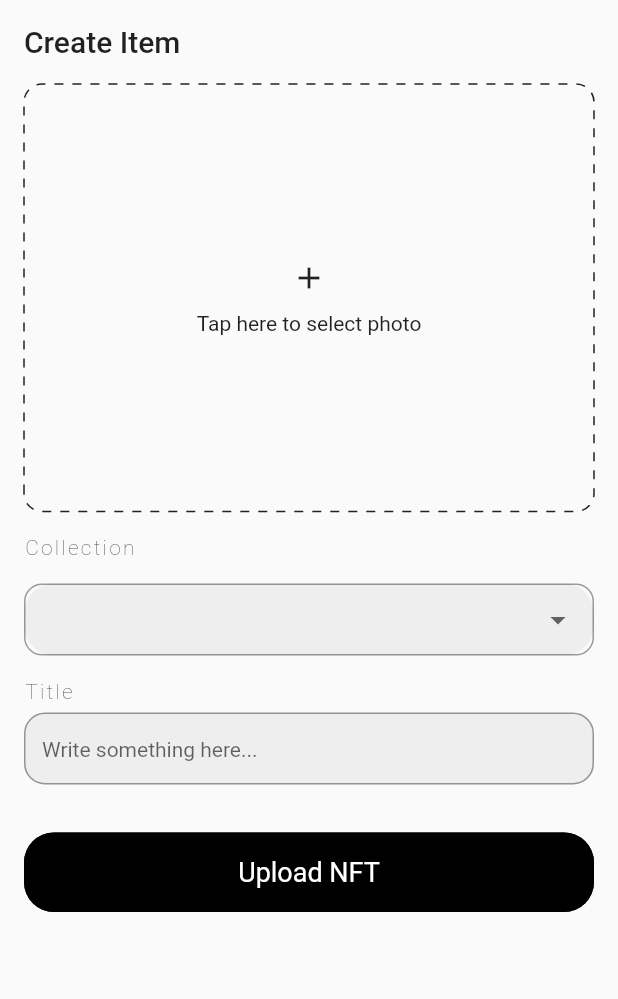
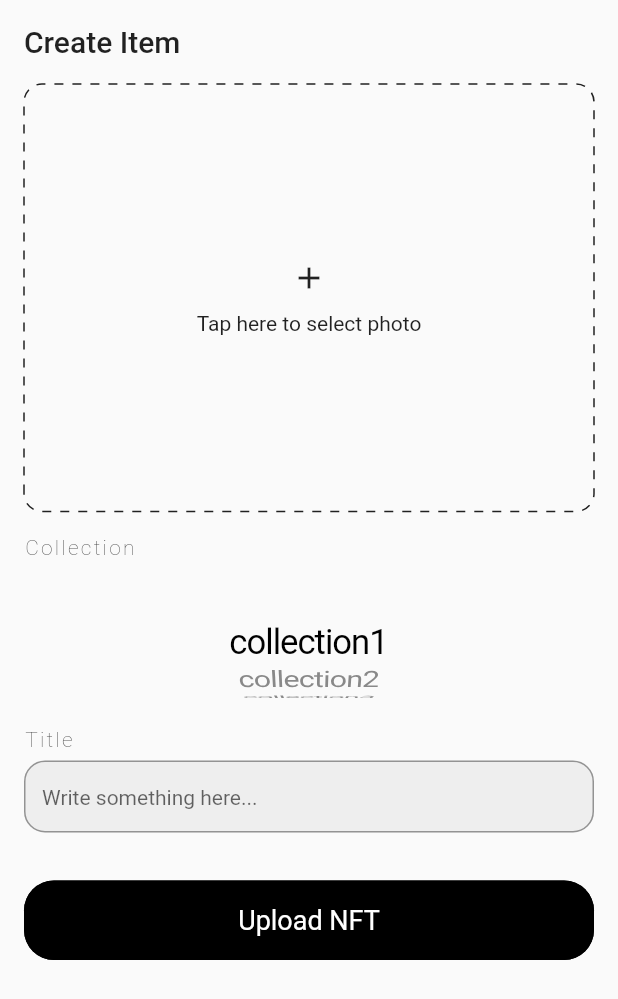
Before and after one commit to askabdulhaseeb/airon-user, a Flutter app: the UploadScreen screen opened directly, on a phone screen of 412 x 824 dp. Shown: the top 999 px of the screen. Run offline on Flutter 3.47's test engine with Material 2 defaults, Android fonts, the phone set to English and light mode, and no system bars; drawn by our look-alikes of dotted_border; our stand-ins replace cloud_firestore, dot_navigation_bar, extended_image, firebase_auth, firebase_core, firebase_storage and 1 more; missing offline and left inert: walletconnect_dart; accounts and stored records are empty.

Commit message:
added furthur updates

```diff
--- a/lib/Model/userstate.dart
+++ b/lib/Model/userstate.dart
@@ -1,15 +1,22 @@
 import 'package:airon/Model/uploadnft.dart';
 import 'package:airon/Model/user.dart';
+import 'package:airon/models/ntf.dart';
 import 'package:flutter/material.dart';
 
 class Userprovider with ChangeNotifier {
   USers? _user;
+  List<NFT> _nfts = <NFT>[];
+  List<NFT> get nfts => _nfts;
   final AuthMethods _authMethods = AuthMethods();
-
   USers get getUser => _user!;
   Future<void> refreshuser() async {
     USers user = await _authMethods.getNFTdetail();
     _user = user;
     notifyListeners();
   }
+
+  Future getAllNfts() async {
+    _nfts = await _authMethods.getAllNFTs();
+    notifyListeners();
+  }
 }
--- a/lib/screens/main_screen/main_screen.dart
+++ b/lib/screens/main_screen/main_screen.dart
@@ -29,6 +29,7 @@ class _MainScreenState extends State<MainScreen> {
       isLoading = true;
     });
     await Provider.of<Userprovider>(context, listen: false).refreshuser();
+    await Provider.of<Userprovider>(context, listen: false).getAllNfts();
 
     setState(() {
       isLoading = false;
--- a/lib/screens/upload_screen/upload_screen.dart
+++ b/lib/screens/upload_screen/upload_screen.dart
@@ -8,6 +8,7 @@ import 'package:airon/widgets/custom/custom_dropdown.dart';
 import 'package:airon/widgets/custom/custom_elevated_button.dart';
 import 'package:airon/widgets/custom/custom_textformfield.dart';
 import 'package:dotted_border/dotted_border.dart';
+import 'package:flutter/cupertino.dart';
 import 'package:flutter/material.dart';
 import 'package:image_picker/image_picker.dart';
 import 'package:uuid/uuid.dart';
@@ -27,6 +28,8 @@ class _UploadScreenState extends State<UploadScreen> {
   final GlobalKey<FormState> _key = GlobalKey<FormState>();
   late final String Metamaskwallet;
   final String mtwallet = 'usman123';
+
+  String collection = 'collection1';
 
   void initState() {
     Metamaskwallet = widget.metamaskaddress;
@@ -139,7 +142,7 @@ class _UploadScreenState extends State<UploadScreen> {
                 const SizedBox(height: 16),
                 _smallText('Collection'),
                 const SizedBox(height: 16),
-                const CustomDropdown(),
+                collectionPicker(),
                 const SizedBox(height: 16),
                 _smallText('Title'),
                 CustomTextFormField(
@@ -163,6 +166,55 @@ class _UploadScreenState extends State<UploadScreen> {
     );
   }
 
+  SizedBox collectionPicker({
+    final controller,
+  }) {
+    return SizedBox(
+      // width: 200,
+      height: 80,
+      child: CupertinoPicker(
+        selectionOverlay: null,
+        // squeeze: 1.5,
+        onSelectedItemChanged: (int value) {
+          setState(() {
+            switch (value) {
+              case 0:
+                collection = 'collection1';
+                break;
+              case 1:
+                collection = 'collection2';
+                break;
+              case 2:
+                collection = 'collection3';
+                break;
+              case 3:
+                collection = 'collection4';
+                break;
+            }
+          });
+        },
+        itemExtent: 25,
+        scrollController: controller,
+        useMagnifier: true, diameterRatio: 1,
+        magnification: 1.1,
+        children: const [
+          Text(
+            "collection1",
+          ),
+          Text(
+            "collection2",
+          ),
+          Text(
+            "collection3",
+          ),
+          Text(
+            "collection4",
+          ),
+        ],
+      ),
+    );
+  }
+
   Text _smallText(String title) {
     return Text(
       title,
```
Also changed, not shown: lib/Model/uploadnft.dart (+11 -0 lines), lib/models/ntf.dart (+12 -1 lines), lib/screens/nft_screens/collection_page.dart (+48 -44 lines).
